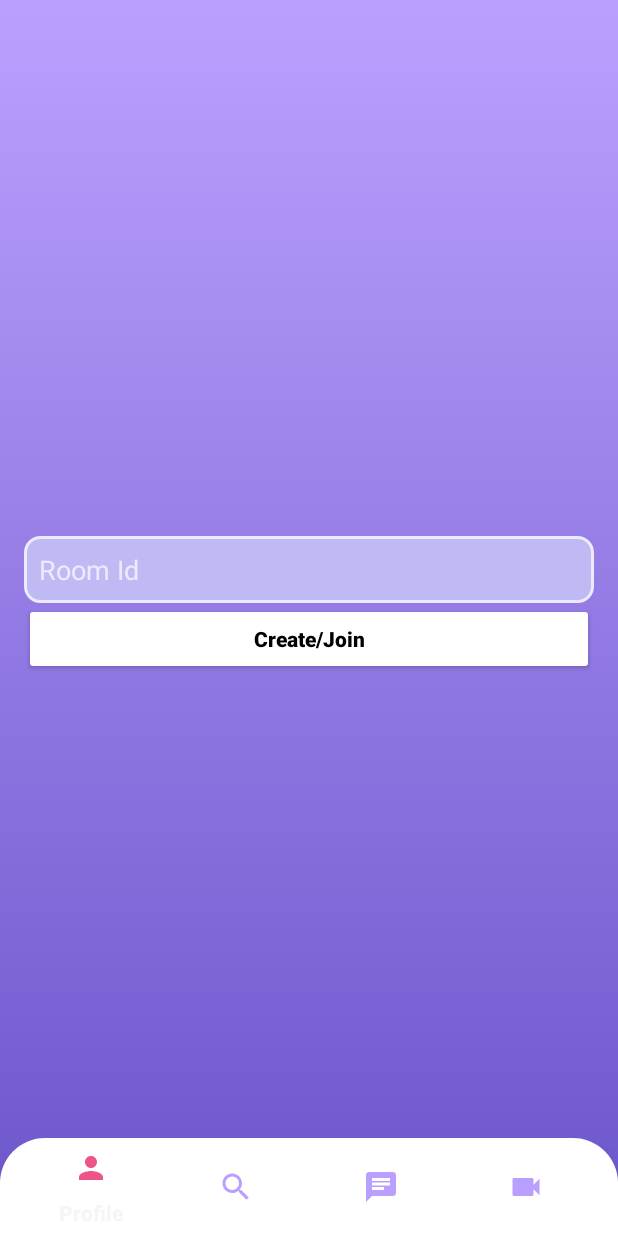
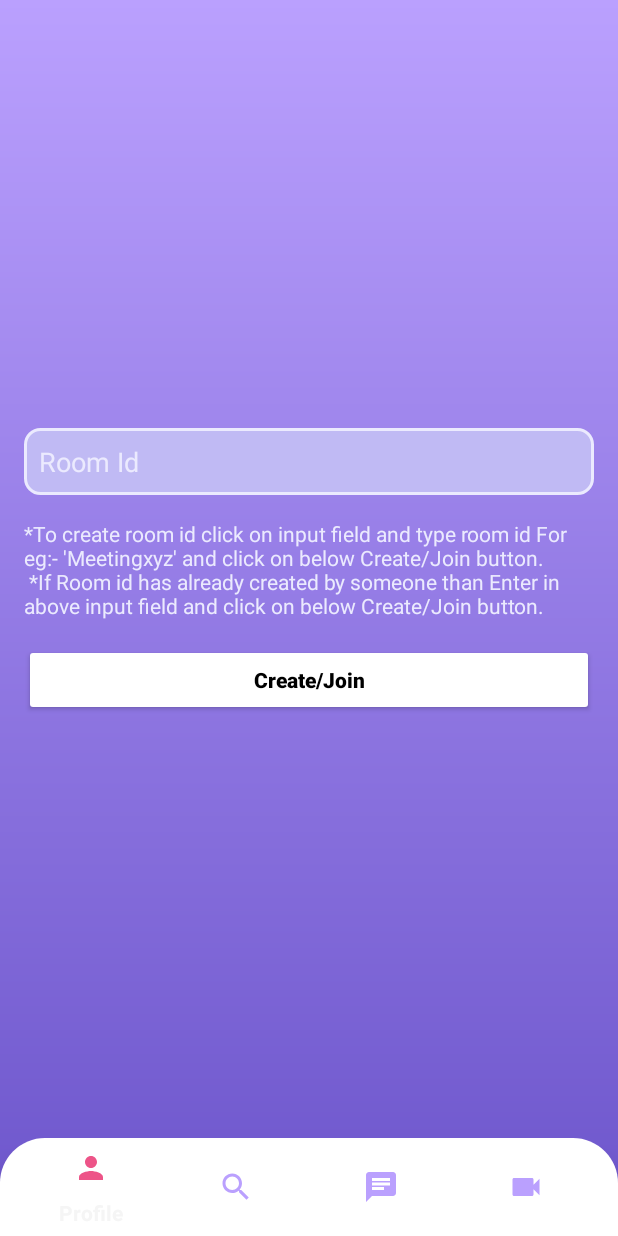
Before and after one commit to RajPakhurde/E-Mentoring-App, an Android app: the fragment VideoFragment placed in its activity, on a phone screen of 412 x 824 dp. Run offline under Robolectric (Android 15) with nearby library versions, the phone set to English and light mode, and no system bars; libraries missing offline, so code that uses them is left out: io.agora.rtc2; Roboto replaces fonts that are not available here.

Commit message:
Modified Video conferencing layout UI

```diff
--- a/app/src/main/java/com/rajpakhurde/e_mentoringapp/MainActivity.kt
+++ b/app/src/main/java/com/rajpakhurde/e_mentoringapp/MainActivity.kt
@@ -13,6 +13,6 @@ class MainActivity : AppCompatActivity() {
 
         Handler().postDelayed({
             startActivity(Intent(this, LoginActivity::class.java))
-        },2000)
+        }, 2000)
     }
 }
--- a/app/src/main/java/com/rajpakhurde/e_mentoringapp/fragments/VideoCallingFragment.kt
+++ b/app/src/main/java/com/rajpakhurde/e_mentoringapp/fragments/VideoCallingFragment.kt
@@ -197,7 +197,7 @@ class VideoCallingFragment : Fragment() {
         agoraEngine!!.setupRemoteVideo(
             VideoCanvas(
                 remoteSufaceView,
-                VideoCanvas.RENDER_MODE_ADAPTIVE,
+                VideoCanvas.RENDER_MODE_HIDDEN,
                 uid
             )
         )
@@ -210,7 +210,7 @@ class VideoCallingFragment : Fragment() {
         agoraEngine!!.setupLocalVideo(
             VideoCanvas(
                 localSufaceView,
-                VideoCanvas.RENDER_MODE_ADAPTIVE,
+                VideoCanvas.RENDER_MODE_HIDDEN,
                 0
             )
         )
--- a/app/src/main/res/layout/fragment_video.xml
+++ b/app/src/main/res/layout/fragment_video.xml
@@ -16,23 +16,37 @@
             android:layout_height="wrap_content"
             android:layout_marginStart="16dp"
             android:layout_marginEnd="16dp"
+            android:layout_marginBottom="16dp"
             android:background="@drawable/edit_text_bg"
             android:hint="@string/room_id"
             android:padding="10dp"
             android:textColor="@color/color1"
             android:textColorHint="@color/color1"
+            app:layout_constraintBottom_toTopOf="@+id/textView"
+            app:layout_constraintEnd_toEndOf="parent"
+            app:layout_constraintHorizontal_bias="0.5"
+            app:layout_constraintStart_toStartOf="parent" />
+
+        <TextView
+            android:id="@+id/textView"
+            android:layout_width="match_parent"
+            android:layout_height="wrap_content"
+            android:layout_marginStart="16dp"
+            android:layout_marginEnd="16dp"
+            android:text="*To create room id click on input field and type room id For eg:- 'Meetingxyz' and click on below Create/Join button. \n *If Room id has already created by someone than Enter in above input field and click on below Create/Join button."
+            android:textColor="@color/color1"
             app:layout_constraintBottom_toBottomOf="parent"
             app:layout_constraintEnd_toEndOf="parent"
-            app:layout_constraintHorizontal_bias="0.5"
+            app:layout_constraintHorizontal_bias="0.0"
             app:layout_constraintStart_toStartOf="parent"
-            app:layout_constraintTop_toTopOf="parent"
-            app:layout_constraintVertical_bias="0.5" />
+            app:layout_constraintTop_toTopOf="parent" />
 
         <Button
             android:id="@+id/btnCreate"
             android:layout_width="match_parent"
             android:layout_height="wrap_content"
             android:layout_marginStart="16dp"
+            android:layout_marginTop="16dp"
             android:layout_marginEnd="16dp"
             android:backgroundTint="@color/white"
             android:padding="10dp"
@@ -43,7 +57,7 @@
             app:cornerRadius="20dp"
             app:layout_constraintEnd_toEndOf="parent"
             app:layout_constraintStart_toStartOf="parent"
-            app:layout_constraintTop_toBottomOf="@+id/etRoomId" />
+            app:layout_constraintTop_toBottomOf="@+id/textView" />
 
     </androidx.constraintlayout.widget.ConstraintLayout>
 
```
Also changed, not shown: app/src/main/res/layout/fragment_video_calling2.xml (+10 -3 lines).
